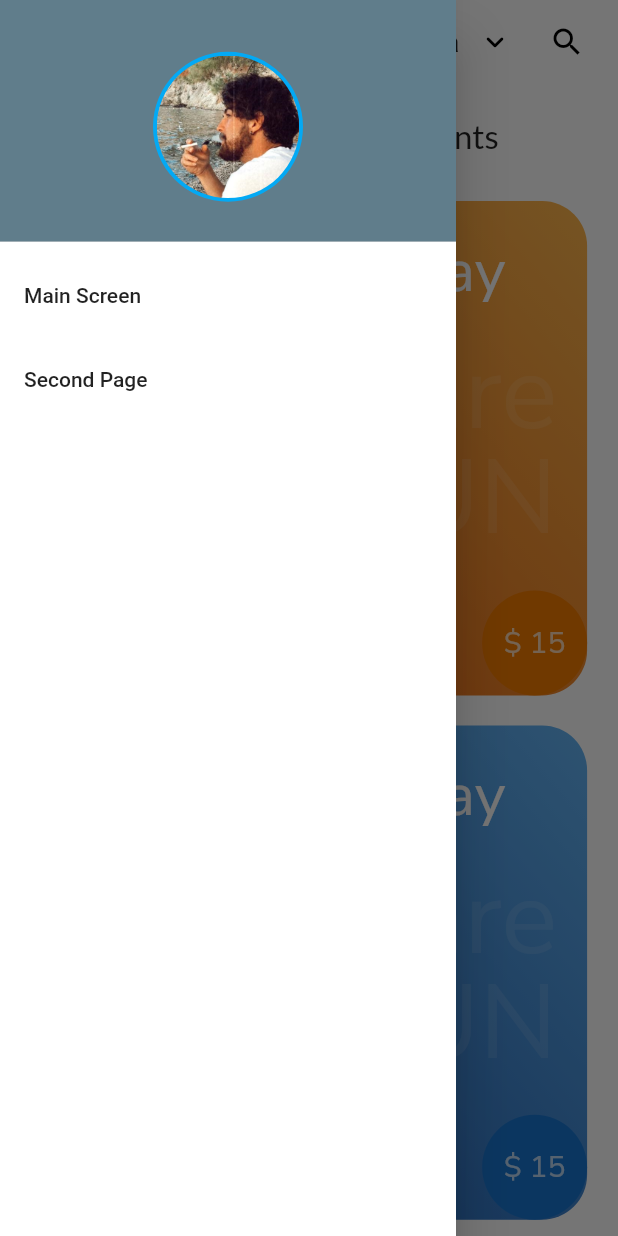
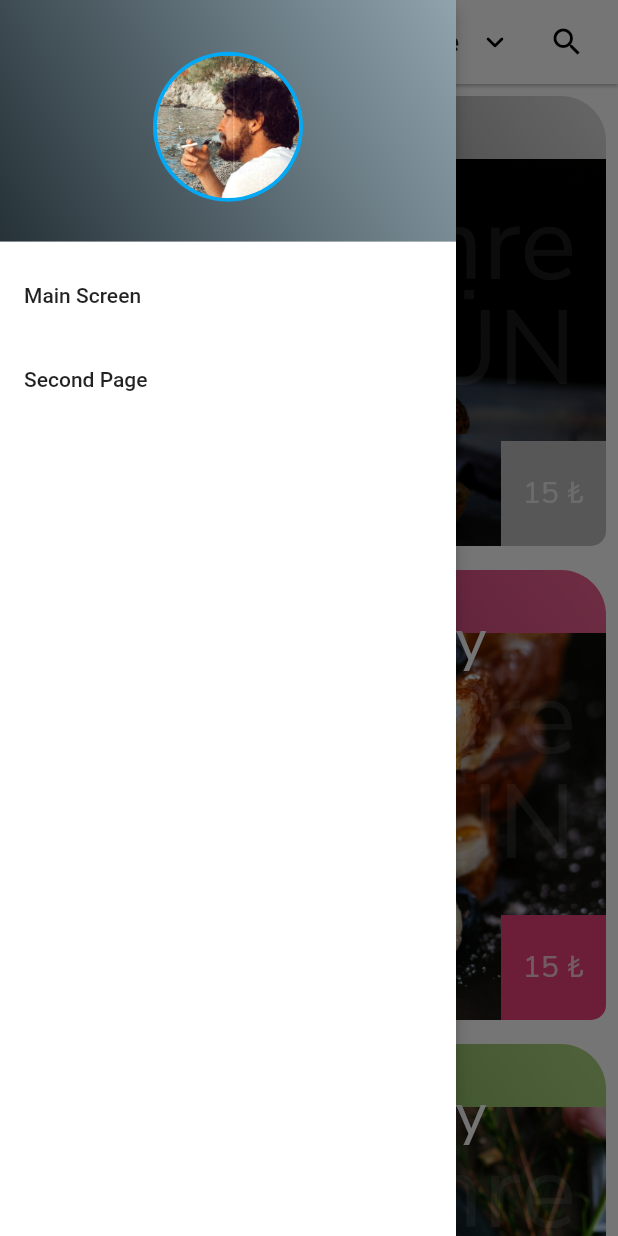
Before and after one commit to EmreCompEng/ui_examples, a Flutter app: the screen it shows after launch, after a tap on the "menu" icon, on a phone screen of 412 x 824 dp. Run offline on Flutter 3.47's test engine with Material 2 defaults, Android fonts, the phone set to English and light mode, and no system bars; our stand-ins replace google_fonts.

Commit message:
Animated Card View Updated

```diff
--- a/lib/ui/main/AnimatedPage.dart
+++ /dev/null
@@ -1,80 +0,0 @@
-import 'dart:math';
-
-import 'package:flutter/material.dart';
-
-class AnimatedPage extends StatefulWidget {
-  const AnimatedPage({Key? key}) : super(key: key);
-
-  @override
-  _AnimatedPageState createState() => _AnimatedPageState();
-}
-
-class _AnimatedPageState extends State<AnimatedPage> {
-
-  // Define the various properties with default values. Update these properties
-  // when the user taps a FloatingActionButton.
-  double _width =  300;
-  double _height = 300;
-  Color _color = Colors.green;
-  BorderRadiusGeometry _borderRadius = BorderRadius.circular(100);
-
-
-  @override
-  Widget build(BuildContext context) {
-    return Scaffold(
-      body: Center(
-        child: AnimatedCard(),
-      ),
-
-    );
-  }
-}
-
-class AnimatedCard extends StatefulWidget {
-  const AnimatedCard({Key? key,}):super(key: key);
-  @override
-  _AnimatedCardState createState() => _AnimatedCardState();
-}
-
-class _AnimatedCardState extends State<AnimatedCard> {
-
-  double _height=300;
-  double _widht=0;
-  bool isClicked=false;
-
-  @override
-  Widget build(BuildContext context) {
-
-    //_height=MediaQuery.of(context).size.height*0.4;
-    _widht=MediaQuery.of(context).size.width*0.9;
-
-    return GestureDetector(
-      onTap: (){
-        setState(() {
-          if(isClicked){
-            _height/=2;
-            isClicked=false;
-          }
-          else{
-            _height*=2;
-            isClicked=true;
-          }
-
-        });
-      },
-      child: AnimatedContainer(
-        // Use the properties stored in the State class.
-        width: _widht,
-        height: _height,
-        decoration: BoxDecoration(
-          color: Colors.blue,
-          borderRadius: BorderRadius.circular(30),
-        ),
-        // Define how long the animation should take.
-        duration: Duration(seconds: 1),
-        // Provide an optional curve to make the animation feel smoother.
-        curve: Curves.easeOutQuart,
-      ),
-    );
-  }
-}
--- /dev/null
+++ b/lib/ui/main/components/animatedContainer.dart
@@ -0,0 +1,173 @@
+import 'package:flutter/material.dart';
+import 'package:google_fonts/google_fonts.dart';
+
+import 'gradients.dart';
+
+class AnimatedCard extends StatefulWidget {
+  const AnimatedCard(
+      {Key? key,
+      required this.color,
+      required this.cardHeight,
+      required this.header,
+      required this.subheader,
+      required this.date,
+      required this.location,
+      required this.price,
+      required this.userName,
+      required this.imagePath})
+      : super(key: key);
+
+  final MaterialColor color;
+  final double cardHeight;
+  final String header;
+  final String subheader;
+  final String date;
+  final String location;
+  final String price;
+  final String userName;
+  final String imagePath;
+
+  @override
+  _AnimatedCardState createState() => _AnimatedCardState();
+}
+
+class _AnimatedCardState extends State<AnimatedCard> {
+  double _height = 300;
+  double _widht = 0;
+  bool _isClicked = false;
+
+  double _priceButtonwidht = 70;
+
+  @override
+  Widget build(BuildContext context) {
+    //_height=MediaQuery.of(context).size.height*0.4;
+    _widht = MediaQuery.of(context).size.width * 0.9;
+
+    return Padding(
+      padding: const EdgeInsets.all(8.0),
+      child: GestureDetector(
+        onTap: () {
+          setState(() {
+            // Açılmış olduğunda tıklanması
+            if (_isClicked) {
+              _height /= 2;
+              _isClicked = false;
+              _priceButtonwidht /= 2;
+            }
+            // Kapalı halde tıklanılınca
+            else {
+              _height *= 2;
+              _isClicked = true;
+              _priceButtonwidht *= 2;
+            }
+          });
+        },
+        child: AnimatedContainer(
+          width: _widht,
+          height: _height,
+          decoration: BoxDecoration(
+              color: widget.color,
+              borderRadius: BorderRadius.circular(30),
+              gradient: buildLinearGradient(widget.color)),
+          duration: Duration(seconds: 1),
+          curve: Curves.easeOutQuart,
+
+          // İlk yazılan en altta kalır
+          child: Stack(
+            children: [
+              Positioned(
+                  top: 42,
+                  left: 0,
+                  right: 0,
+                  child: widget.imagePath == ""
+                      ? Text("")
+                      : ClipRRect(
+                          borderRadius: BorderRadius.only(
+                              bottomLeft: Radius.circular(30),
+                              bottomRight: Radius.circular(30)),
+                          child: Image.asset(widget.imagePath,
+                              height: widget.cardHeight * 0.8,
+                              width: _widht,
+                              fit: BoxFit.cover),
+                        )),
+              Positioned(
+                top: 20,
+                left: 20,
+                child: Text(
+                  widget.header,
+                  style:
+                      GoogleFonts.nunitoSans(fontSize: 40, color: Colors.white),
+                ),
+              ),
+              Positioned(
+                top: 70,
+                left: 20,
+                child: Text(
+                  widget.subheader,
+                  style: GoogleFonts.nunitoSans(
+                    fontSize: 20,
+                    color: Colors.white70,
+                    height: 0.9,
+                  ),
+                ),
+              ),
+              Positioned(
+                bottom: 30,
+                left: 20,
+                child: Text(
+                  "Location : ${widget.location}",
+                  style: GoogleFonts.nunitoSans(
+                    color: Colors.white70,
+                    fontSize: 20,
+                  ),
+                ),
+              ),
+              Positioned(
+                bottom: 60,
+                left: 20,
+                child: Text(
+                  "Date : ${widget.date}",
+                  style: GoogleFonts.nunitoSans(
+                    color: Colors.white70,
+                    fontSize: 20,
+                  ),
+                ),
+              ),
+              Positioned(
+                bottom: 0,
+                right: 0,
+                child: AnimatedContainer(
+                  duration: Duration(seconds: 1),
+                  curve: Curves.fastLinearToSlowEaseIn,
+                  alignment: Alignment.center,
+                  height: 70,
+                  width: _priceButtonwidht,
+                  decoration: BoxDecoration(
+                      borderRadius: BorderRadius.only(bottomRight: Radius.circular(10)),
+                      color: widget.color.shade400),
+                  child: Text(
+                    "${widget.price} \₺",
+                    style: GoogleFonts.nunitoSans(
+                      color: Colors.white70,
+                      fontSize: 20,
+                    ),
+                  ),
+                ),
+              ),
+              Positioned(
+                bottom: 90,
+                right: 20,
+                child: Text(
+                  widget.userName,
+                  textAlign: TextAlign.end,
+                  style: GoogleFonts.nunitoSans(
+                      color: Colors.white10, fontSize: 70, height: 1),
+                ),
+              ),
+            ],
+          ),
+        ),
+      ),
+    );
+  }
+}
--- /dev/null
+++ b/lib/ui/main/components/gradients.dart
@@ -0,0 +1,10 @@
+import 'package:flutter/material.dart';
+
+
+// Return Linear gradient Colors
+LinearGradient buildLinearGradient(MaterialColor color) {
+  return LinearGradient(
+      begin: Alignment.bottomLeft,
+      end: Alignment.topRight,
+      colors: [color.shade900, color.shade300]);
+}
--- a/lib/ui/main/main.dart
+++ b/lib/ui/main/main.dart
@@ -2,7 +2,8 @@ import 'package:flutter/cupertino.dart';
 import 'package:flutter/material.dart';
 import 'package:flutter/painting.dart';
 import 'package:google_fonts/google_fonts.dart';
-import 'package:ui_examples/ui/main/AnimatedPage.dart';
+import 'package:ui_examples/ui/main/components/gradients.dart';
+import 'components/animatedContainer.dart';
 
 void main() {
   runApp(MyApp());
@@ -37,16 +38,13 @@ class _MyHomePageState extends State<MyHomePage> {
 
   // CardView height
   double _cardHeight = 50;
-  double _cardWidht  = 50;
-
+  double _cardWidht = 50;
 
   @override
   Widget build(BuildContext context) {
-
     // CardView height
     this._cardHeight = MediaQuery.of(context).size.height * 0.40;
-    this._cardWidht =  MediaQuery.of(context).size.width  * 0.90;
-
+    this._cardWidht = MediaQuery.of(context).size.width * 0.90;
 
     return Scaffold(
       key: _drawerKey,
@@ -59,28 +57,54 @@ class _MyHomePageState extends State<MyHomePage> {
   SingleChildScrollView buildBody(BuildContext context) {
     return SingleChildScrollView(
       child: Column(
+        mainAxisSize: MainAxisSize.min,
+        crossAxisAlignment: CrossAxisAlignment.stretch,
         children: [
-          buildBodyHeader(),
-          buildCardview(
-              context,
-              Colors.orange,
-              _cardHeight,
-              "Design Highway",
-              "Senior for designers\nana design leads",
-              "22.05.2021",
-              "Fethiye",
-              "15",
-              "Emre\nERGÜN"),
-          buildCardview(
-              context,
-              Colors.blue,
-              _cardHeight,
-              "Design Highway",
-              "Senior for designers\nana design leads",
-              "22.05.2021",
-              "Fethiye",
-              "15",
-              "Emre\nERGÜN"),
+          AnimatedCard(
+              color: Colors.grey,
+              cardHeight: _cardHeight,
+              header: "Buffalo Burger",
+              subheader: "This is dummy subHeader\ndesigned by Emre Ergün",
+              date: "22.05.2021",
+              location: "Fethiye",
+              price: "15",
+              userName: "Emre\nERGÜN",imagePath: 'assets/images/foto1.jpg'
+          ),
+          AnimatedCard(
+              color: Colors.pink,
+              cardHeight: _cardHeight,
+              header: "Design Highway",
+              subheader: "This is dummy subHeader\ndesigned by Emre Ergün",
+              date: "22.05.2021",
+              location: "Fethiye",
+              price: "15",
+              userName: "Emre\nERGÜN",
+              imagePath: 'assets/images/foto2.jpg'
+          ),
+
+          AnimatedCard(
+              color: Colors.lightGreen,
+              cardHeight: _cardHeight,
+              header: "Design Highway",
+              subheader: "This is dummy subHeader\ndesigned by Emre Ergün",
+              date: "22.05.2021",
+              location: "Fethiye",
+              price: "15",
+              userName: "Emre\nERGÜN",
+              imagePath: 'assets/images/foto3.jpg'
+          ),
+          AnimatedCard(
+              color: Colors.blue,
+              cardHeight: _cardHeight,
+              header: "Design Highway",
+              subheader: "This is dummy subHeader\ndesigned by Emre Ergün",
+              date: "22.05.2021",
+              location: "Fethiye",
+              price: "15",
+              userName: "Emre\nERGÜN",
+              imagePath: "assets/images/foto4.jpg"
+          ),
+
         ],
       ),
     );
@@ -88,7 +112,7 @@ class _MyHomePageState extends State<MyHomePage> {
 
   AppBar buildAppBar() {
     return AppBar(
-      elevation: 0,
+      elevation: 1,
       backgroundColor: Colors.white,
       leading: IconButton(
         icon: Icon(Icons.menu),
@@ -104,9 +128,7 @@ class _MyHomePageState extends State<MyHomePage> {
 
   Drawer buildDrawer() {
     return Drawer(
-      // Add a ListView to the drawer. This ensures the user can scroll
-      // through the options in the drawer if there isn't enough vertical
-      // space to fit everything.
+      elevation: 5,
       child: ListView(
         // Important: Remove any padding from the ListView.
         padding: EdgeInsets.zero,
@@ -114,6 +136,7 @@ class _MyHomePageState extends State<MyHomePage> {
           DrawerHeader(
               decoration: BoxDecoration(
                 color: Colors.blueGrey,
+                gradient:buildLinearGradient(Colors.blueGrey)
               ),
               child: buildCircleImage(100)),
           ListTile(
@@ -134,7 +157,7 @@ class _MyHomePageState extends State<MyHomePage> {
 
   Route _createRoute() {
     return PageRouteBuilder(
-      pageBuilder: (context, animation, secondaryAnimation) => AnimatedPage(),
+      pageBuilder: (context, animation, secondaryAnimation) => MyApp(),
       transitionsBuilder: (context, animation, secondaryAnimation, child) {
         var begin = Offset(0.0, 1.0);
         var end = Offset.zero;
@@ -148,112 +171,7 @@ class _MyHomePageState extends State<MyHomePage> {
     );
   }
 
-  Center buildCardview(
-      BuildContext context,
-      MaterialColor materialColor,
-      double height,
-      String header,
-      String subHeader,
-      String date,
-      String location,
-      String price,
-      String cardName) {
-    return Center(
-      child: InkWell(
-        onTap: () {
-          Navigator.of(context).push(MaterialPageRoute(builder: (context)=> AnimatedPage()));
-        },
-        child: Container(
-          margin: EdgeInsets.only(top: 10, bottom: 10),
-          height: height,
-          width:  _cardWidht,
-          decoration: BoxDecoration(
-              borderRadius: BorderRadius.circular(30),
-              color: Colors.orange,
-              gradient: LinearGradient(
-                  begin: Alignment.bottomLeft,
-                  end: Alignment.topRight,
-                  colors: [materialColor.shade900, materialColor.shade300])),
-          child: Stack(
-            children: [
-              Positioned(
-                top: 20,
-                left: 20,
-                child: Text(
-                  header,
-                  style:
-                      GoogleFonts.nunitoSans(fontSize: 40, color: Colors.white),
-                ),
-              ),
-              Positioned(
-                top: 70,
-                left: 20,
-                child: Text(
-                  subHeader,
-                  style: GoogleFonts.nunitoSans(
-                    fontSize: 20,
-                    color: Colors.white70,
-                    height: 0.9,
-                  ),
-                ),
-              ),
-              Positioned(
-                bottom: 30,
-                left: 20,
-                child: Text(
-                  "Location : $location",
-                  style: GoogleFonts.nunitoSans(
-                    color: Colors.white70,
-                    fontSize: 20,
-                  ),
-                ),
-              ),
-              Positioned(
-                bottom: 60,
-                left: 20,
-                child: Text(
-                  "Date : $date",
-                  style: GoogleFonts.nunitoSans(
-                    color: Colors.white70,
-                    fontSize: 20,
-                  ),
-                ),
-              ),
-              Positioned(
-                bottom: 0,
-                right: 0,
-                child: Container(
-                  alignment: Alignment.center,
-                  height: 70,
-                  width: 70,
-                  decoration: BoxDecoration(
-                      borderRadius: BorderRadius.circular(60),
-                      color: materialColor.shade700),
-                  child: Text(
-                    "\$ $price",
-                    style: GoogleFonts.nunitoSans(
-                      color: Colors.white70,
-                      fontSize: 20,
-                    ),
-                  ),
-                ),
-              ),
-              Positioned(
-                bottom: 90,
-                right: 20,
-                child: Text(
-                  cardName,
-                  textAlign: TextAlign.end,
-                  style: GoogleFonts.nunitoSans(
-                      color: Colors.white10, fontSize: 70, height: 1),
-                ),
-              ),
-            ],
-          ),
-        ),
-      ),
-    );
-  }
+
 
   // < Back Professional events
   Container buildBodyHeader() {
@@ -295,7 +213,7 @@ class _MyHomePageState extends State<MyHomePage> {
         mainAxisAlignment: MainAxisAlignment.center,
         children: [
           Text(
-            "California",
+            "Fethiye",
             style: TextStyle(fontSize: 18, fontWeight: FontWeight.bold),
           ),
           IconButton(
--- a/pubspec.yaml
+++ b/pubspec.yaml
@@ -48,6 +48,10 @@ flutter:
   # To add assets to your application, add an assets section, like this:
   assets:
     - assets/images/emre.png
+    - assets/images/foto1.jpg
+    - assets/images/foto2.jpg
+    - assets/images/foto3.jpg
+    - assets/images/foto4.jpg
   #   - images/a_dot_ham.jpeg
 
   # An image asset can refer to one or more resolution-specific "variants", see
```
Also changed, not shown: assets/images/foto1.jpg (added), assets/images/foto2.jpg (added), assets/images/foto3.jpg (added), assets/images/foto4.jpg (added).
